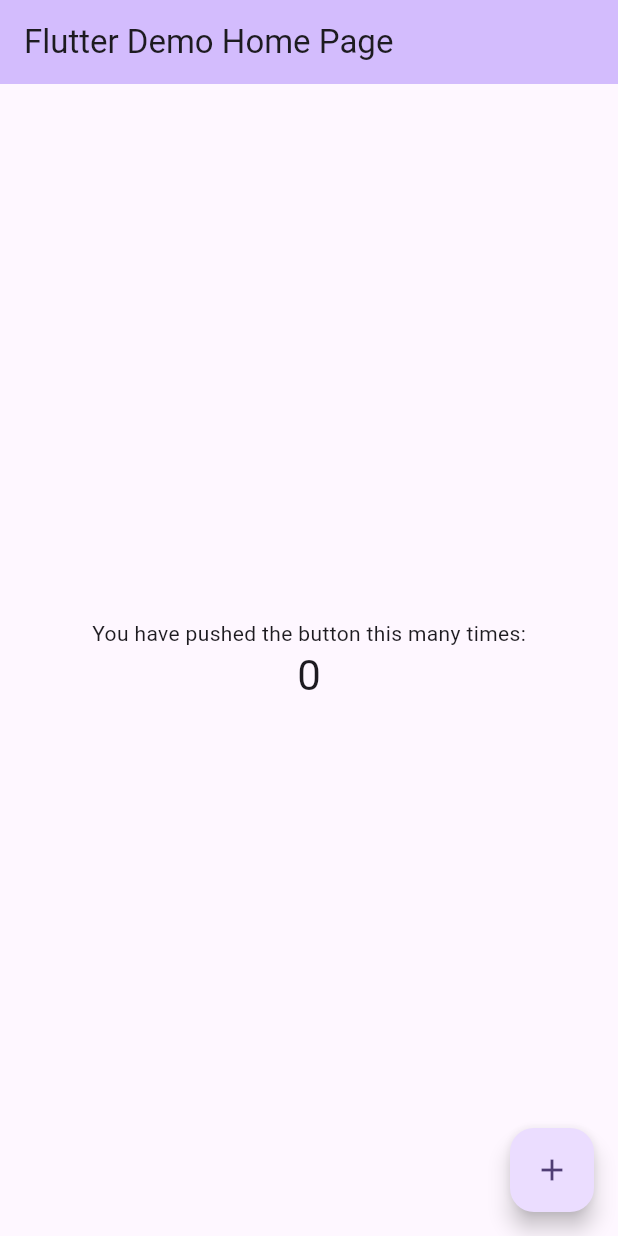
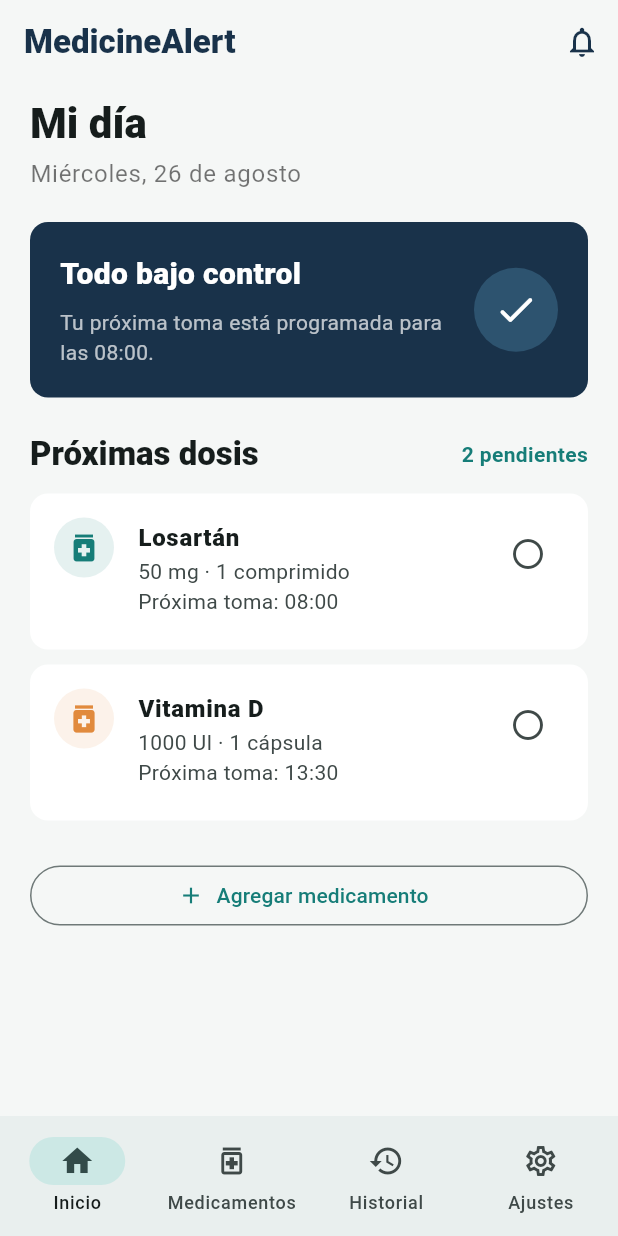
Before and after one commit to PraProg777/MedicineAlert, a Flutter app: the screen it shows after launch, on a phone screen of 412 x 824 dp. Run offline on Flutter 3.47's test engine with Material 3 defaults, Android fonts, the phone set to English and light mode, and no system bars.

Commit message:
Se creo la screen de inicio.

```diff
--- /dev/null
+++ b/lib/app.dart
@@ -0,0 +1,18 @@
+import 'package:flutter/material.dart';
+
+import 'screens/home_screen.dart';
+import 'theme/app_theme.dart';
+
+class App extends StatelessWidget {
+  const App({super.key});
+
+  @override
+  Widget build(BuildContext context) {
+    return MaterialApp(
+      title: 'MedicineAlert',
+      debugShowCheckedModeBanner: false,
+      theme: AppTheme.light,
+      home: const HomeScreen(),
+    );
+  }
+}
--- a/lib/main.dart
+++ b/lib/main.dart
@@ -1,122 +1,9 @@
 import 'package:flutter/material.dart';
 
+import 'app.dart';
+
+typedef MyApp = App;
+
 void main() {
-  runApp(const MyApp());
+  runApp(const App());
 }
-
-class MyApp extends StatelessWidget {
-  const MyApp({super.key});
-
-  // This widget is the root of your application.
-  @override
-  Widget build(BuildContext context) {
-    return MaterialApp(
-      title: 'Flutter Demo',
-      theme: ThemeData(
-        // This is the theme of your application.
-        //
-        // TRY THIS: Try running your application with "flutter run". You'll see
-        // the application has a purple toolbar. Then, without quitting the app,
-        // try changing the seedColor in the colorScheme below to Colors.green
-        // and then invoke "hot reload" (save your changes or press the "hot
-        // reload" button in a Flutter-supported IDE, or press "r" if you used
-        // the command line to start the app).
-        //
-        // Notice that the counter didn't reset back to zero; the application
-        // state is not lost during the reload. To reset the state, use hot
-        // restart instead.
-        //
-        // This works for code too, not just values: Most code changes can be
-        // tested with just a hot reload.
-        colorScheme: .fromSeed(seedColor: Colors.deepPurple),
-      ),
-      home: const MyHomePage(title: 'Flutter Demo Home Page'),
-    );
-  }
-}
-
-class MyHomePage extends StatefulWidget {
-  const MyHomePage({super.key, required this.title});
-
-  // This widget is the home page of your application. It is stateful, meaning
-  // that it has a State object (defined below) that contains fields that affect
-  // how it looks.
-
-  // This class is the configuration for the state. It holds the values (in this
-  // case the title) provided by the parent (in this case the App widget) and
-  // used by the build method of the State. Fields in a Widget subclass are
-  // always marked "final".
-
-  final String title;
-
-  @override
-  State<MyHomePage> createState() => _MyHomePageState();
-}
-
-class _MyHomePageState extends State<MyHomePage> {
-  int _counter = 0;
-
-  void _incrementCounter() {
-    setState(() {
-      // This call to setState tells the Flutter framework that something has
-      // changed in this State, which causes it to rerun the build method below
-      // so that the display can reflect the updated values. If we changed
-      // _counter without calling setState(), then the build method would not be
-      // called again, and so nothing would appear to happen.
-      _counter++;
-    });
-  }
-
-  @override
-  Widget build(BuildContext context) {
-    // This method is rerun every time setState is called, for instance as done
-    // by the _incrementCounter method above.
-    //
-    // The Flutter framework has been optimized to make rerunning build methods
-    // fast, so that you can just rebuild anything that needs updating rather
-    // than having to individually change instances of widgets.
-    return Scaffold(
-      appBar: AppBar(
-        // TRY THIS: Try changing the color here to a specific color (to
-        // Colors.amber, perhaps?) and trigger a hot reload to see the AppBar
-        // change color while the other colors stay the same.
-        backgroundColor: Theme.of(context).colorScheme.inversePrimary,
-        // Here we take the value from the MyHomePage object that was created by
-        // the App.build method, and use it to set our appbar title.
-        title: Text(widget.title),
-      ),
-      body: Center(
-        // Center is a layout widget. It takes a single child and positions it
-        // in the middle of the parent.
-        child: Column(
-          // Column is also a layout widget. It takes a list of children and
-          // arranges them vertically. By default, it sizes itself to fit its
-          // children horizontally, and tries to be as tall as its parent.
-          //
-          // Column has various properties to control how it sizes itself and
-          // how it positions its children. Here we use mainAxisAlignment to
-          // center the children vertically; the main axis here is the vertical
-          // axis because Columns are vertical (the cross axis would be
-          // horizontal).
-          //
-          // TRY THIS: Invoke "debug painting" (choose the "Toggle Debug Paint"
-          // action in the IDE, or press "p" in the console), to see the
-          // wireframe for each widget.
-          mainAxisAlignment: .center,
-          children: [
-            const Text('You have pushed the button this many times:'),
-            Text(
-              '$_counter',
-              style: Theme.of(context).textTheme.headlineMedium,
-            ),
-          ],
-        ),
-      ),
-      floatingActionButton: FloatingActionButton(
-        onPressed: _incrementCounter,
-        tooltip: 'Increment',
-        child: const Icon(Icons.add),
-      ),
-    );
-  }
-}
--- /dev/null
+++ b/lib/models/medicine.dart
@@ -0,0 +1,25 @@
+class Medicine {
+  const Medicine({
+    required this.name,
+    required this.dosage,
+    required this.nextDose,
+    required this.color,
+    this.isTaken = false,
+  });
+
+  final String name;
+  final String dosage;
+  final String nextDose;
+  final int color;
+  final bool isTaken;
+
+  Medicine copyWith({bool? isTaken}) {
+    return Medicine(
+      name: name,
+      dosage: dosage,
+      nextDose: nextDose,
+      color: color,
+      isTaken: isTaken ?? this.isTaken,
+    );
+  }
+}
--- /dev/null
+++ b/lib/screens/home_screen.dart
@@ -0,0 +1,117 @@
+import 'package:flutter/material.dart';
+
+import '../models/medicine.dart';
+
+class HomeScreen extends StatefulWidget {
+  const HomeScreen({super.key});
+
+  @override
+  State<HomeScreen> createState() => _HomeScreenState();
+}
+
+class _HomeScreenState extends State<HomeScreen> {
+  int selectedIndex = 0;
+  final medicines = <Medicine>[
+    const Medicine(name: 'Losartán', dosage: '50 mg · 1 comprimido', nextDose: '08:00', color: 0xFF167D78),
+    const Medicine(name: 'Vitamina D', dosage: '1000 UI · 1 cápsula', nextDose: '13:30', color: 0xFFE18A3D),
+  ];
+
+  void markAsTaken(int index) {
+    setState(() => medicines[index] = medicines[index].copyWith(isTaken: true));
+  }
+
+  @override
+  Widget build(BuildContext context) {
+    final pages = [_buildDashboard(context), const _PlaceholderPage(icon: Icons.medication_outlined, title: 'Mis medicamentos'), const _PlaceholderPage(icon: Icons.history, title: 'Historial'), const _PlaceholderPage(icon: Icons.settings_outlined, title: 'Ajustes')];
+
+    return Scaffold(
+      appBar: AppBar(
+        title: const Text('MedicineAlert', style: TextStyle(fontWeight: FontWeight.w800)),
+        actions: [IconButton(onPressed: () {}, tooltip: 'Notificaciones', icon: const Icon(Icons.notifications_none))],
+      ),
+      body: SafeArea(child: pages[selectedIndex]),
+      bottomNavigationBar: NavigationBar(
+        selectedIndex: selectedIndex,
+        onDestinationSelected: (index) => setState(() => selectedIndex = index),
+        destinations: const [
+          NavigationDestination(icon: Icon(Icons.home_outlined), selectedIcon: Icon(Icons.home), label: 'Inicio'),
+          NavigationDestination(icon: Icon(Icons.medication_outlined), selectedIcon: Icon(Icons.medication), label: 'Medicamentos'),
+          NavigationDestination(icon: Icon(Icons.history_outlined), selectedIcon: Icon(Icons.history), label: 'Historial'),
+          NavigationDestination(icon: Icon(Icons.settings_outlined), selectedIcon: Icon(Icons.settings), label: 'Ajustes'),
+        ],
+      ),
+    );
+  }
+
+  Widget _buildDashboard(BuildContext context) {
+    final pending = medicines.where((medicine) => !medicine.isTaken).length;
+
+    return ListView(
+      padding: const EdgeInsets.fromLTRB(20, 8, 20, 24),
+      children: [
+        Text('Mi día', style: Theme.of(context).textTheme.headlineMedium?.copyWith(fontWeight: FontWeight.w800)),
+        const SizedBox(height: 4),
+        Text('Miércoles, 26 de agosto', style: Theme.of(context).textTheme.bodyLarge?.copyWith(color: Colors.black54)),
+        const SizedBox(height: 20),
+        Card(
+          color: const Color(0xFF19324A),
+          child: const Padding(
+            padding: EdgeInsets.all(20),
+            child: Row(children: [
+              Expanded(child: Column(crossAxisAlignment: CrossAxisAlignment.start, children: [
+                Text('Todo bajo control', style: TextStyle(color: Colors.white, fontSize: 20, fontWeight: FontWeight.w800)),
+                SizedBox(height: 8),
+                Text('Tu próxima toma está programada para las 08:00.', style: TextStyle(color: Colors.white70, height: 1.4)),
+              ])),
+              CircleAvatar(radius: 28, backgroundColor: Color(0xFF2D536F), child: Icon(Icons.check_rounded, color: Colors.white, size: 30)),
+            ]),
+          ),
+        ),
+        const SizedBox(height: 24),
+        Row(mainAxisAlignment: MainAxisAlignment.spaceBetween, children: [
+          Text('Próximas dosis', style: Theme.of(context).textTheme.titleLarge?.copyWith(fontWeight: FontWeight.w800)),
+          Text('$pending pendientes', style: const TextStyle(color: Color(0xFF167D78), fontWeight: FontWeight.w700)),
+        ]),
+        const SizedBox(height: 12),
+        ...medicines.asMap().entries.map((entry) => _MedicineCard(medicine: entry.value, onTaken: () => markAsTaken(entry.key))),
+        const SizedBox(height: 16),
+        OutlinedButton.icon(onPressed: () {}, icon: const Icon(Icons.add), label: const Text('Agregar medicamento')),
+      ],
+    );
+  }
+}
+
+class _MedicineCard extends StatelessWidget {
+  const _MedicineCard({required this.medicine, required this.onTaken});
+
+  final Medicine medicine;
+  final VoidCallback onTaken;
+
+  @override
+  Widget build(BuildContext context) {
+    final color = Color(medicine.color);
+    return Card(
+      margin: const EdgeInsets.only(bottom: 10),
+      child: ListTile(
+        contentPadding: const EdgeInsets.symmetric(horizontal: 16, vertical: 8),
+        leading: CircleAvatar(backgroundColor: color.withAlpha(28), child: Icon(Icons.medication, color: color)),
+        title: Text(medicine.name, style: const TextStyle(fontWeight: FontWeight.w800)),
+        subtitle: Text('${medicine.dosage}\nPróxima toma: ${medicine.nextDose}'),
+        isThreeLine: true,
+        trailing: medicine.isTaken ? const Icon(Icons.check_circle, color: Color(0xFF167D78)) : IconButton(onPressed: onTaken, tooltip: 'Marcar como tomada', icon: const Icon(Icons.circle_outlined)),
+      ),
+    );
+  }
+}
+
+class _PlaceholderPage extends StatelessWidget {
+  const _PlaceholderPage({required this.icon, required this.title});
+
+  final IconData icon;
+  final String title;
+
+  @override
+  Widget build(BuildContext context) {
+    return Center(child: Column(mainAxisAlignment: MainAxisAlignment.center, children: [Icon(icon, size: 56, color: const Color(0xFF167D78)), const SizedBox(height: 12), Text(title, style: Theme.of(context).textTheme.titleLarge)]));
+  }
+}
--- /dev/null
+++ b/lib/theme/app_theme.dart
@@ -0,0 +1,16 @@
+import 'package:flutter/material.dart';
+
+class AppTheme {
+  static ThemeData get light {
+    const navy = Color(0xFF19324A);
+    const teal = Color(0xFF167D78);
+
+    return ThemeData(
+      useMaterial3: true,
+      scaffoldBackgroundColor: const Color(0xFFF5F7F6),
+      colorScheme: ColorScheme.fromSeed(seedColor: teal, primary: teal, onPrimary: Colors.white, surface: Colors.white),
+      appBarTheme: const AppBarTheme(backgroundColor: Color(0xFFF5F7F6), foregroundColor: navy, elevation: 0),
+      cardTheme: const CardThemeData(color: Colors.white, elevation: 0, margin: EdgeInsets.zero),
+    );
+  }
+}
```
Also changed, not shown: 1 other file.
